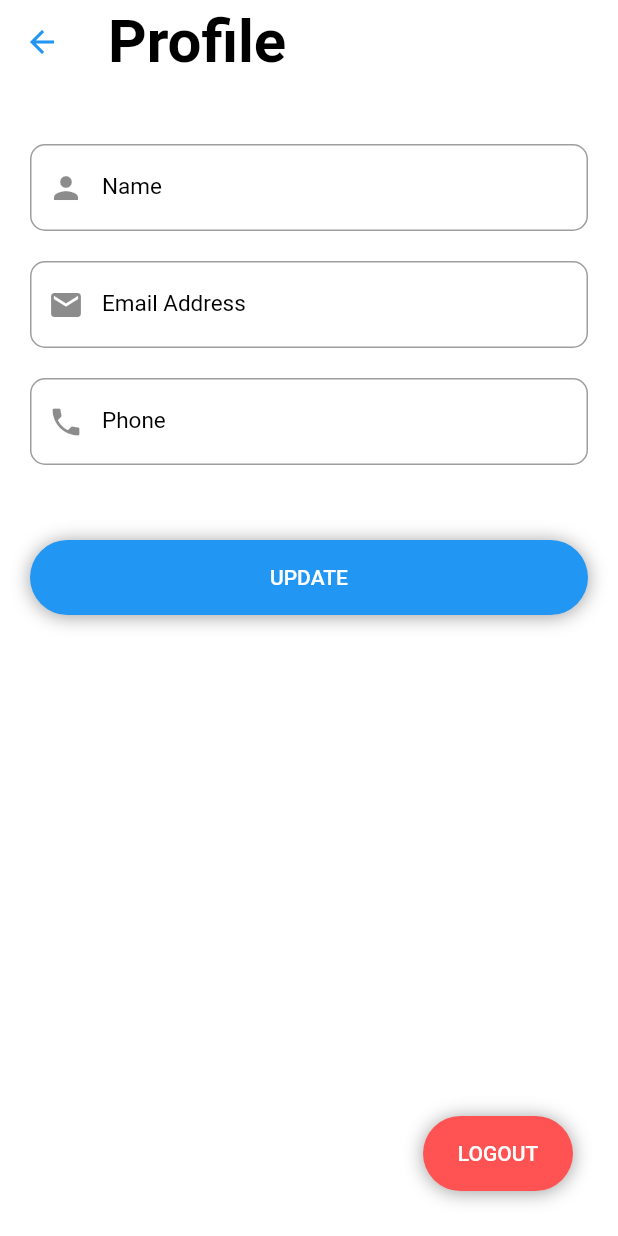
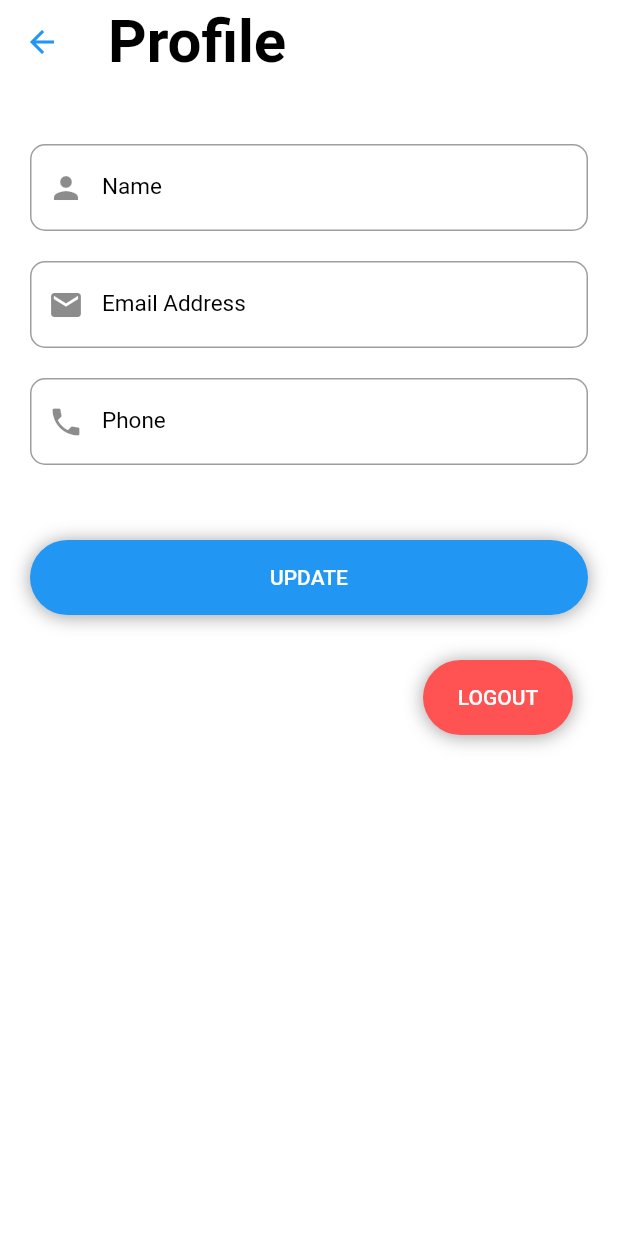
Before and after one commit to usseif97/SOUQ, a Flutter app: the ProfileScreen screen opened directly, on a phone screen of 412 x 824 dp. Run offline on Flutter 3.47's test engine with Material 2 defaults, Android fonts, the phone set to English and light mode, and no system bars; our stand-ins replace bloc, carousel_slider, dio, flutter_bloc, google_fonts, shared_preferences; accounts and stored records are empty; network calls fail.

Commit message:
all is done

```diff
--- a/lib/layout/home_layout.dart
+++ b/lib/layout/home_layout.dart
@@ -2,12 +2,10 @@ import 'package:flutter/material.dart';
 import 'package:flutter_bloc/flutter_bloc.dart';
 import 'package:google_fonts/google_fonts.dart';
 import 'package:souq/modules/Profile/profile_screen.dart';
-import 'package:souq/modules/authentication/login_screen.dart';
 import 'package:souq/modules/search/search_screen.dart';
 import 'package:souq/shared/components/components.dart';
 import 'package:souq/shared/cubit/home_cubit.dart';
 import 'package:souq/shared/cubit/home_states.dart';
-import 'package:souq/shared/network/local/cache_hlper.dart';
 
 class HomeLayout extends StatelessWidget {
   const HomeLayout({Key? key}) : super(key: key);
--- a/lib/main.dart
+++ b/lib/main.dart
@@ -44,7 +44,6 @@ class MyApp extends StatelessWidget {
     return MultiBlocProvider(
       providers: [
         BlocProvider(
-          // App Theme Provider
           create: (context) => HomeCubit()
             ..getHomeData()
             ..getHomeCategories()
--- a/lib/modules/Profile/profile_screen.dart
+++ b/lib/modules/Profile/profile_screen.dart
@@ -11,10 +11,10 @@ import 'package:souq/shared/styles/colors.dart';
 class ProfileScreen extends StatelessWidget {
   ProfileScreen({Key? key}) : super(key: key);
 
-  var formKey = GlobalKey<FormState>();
-  var nameController = TextEditingController();
-  var emailController = TextEditingController();
-  var phoneController = TextEditingController();
+  final formKey = GlobalKey<FormState>();
+  final nameController = TextEditingController();
+  final emailController = TextEditingController();
+  final phoneController = TextEditingController();
 
   @override
   Widget build(BuildContext context) {
@@ -41,7 +41,8 @@ class ProfileScreen extends StatelessWidget {
             ),
           ),
           body: HomeCubit.get(context).userModel != null
-              ? Padding(
+              ? SingleChildScrollView(
+                  child: Padding(
                     padding: const EdgeInsets.all(20.0),
                     child: Form(
                       key: formKey,
@@ -116,7 +117,7 @@ class ProfileScreen extends StatelessWidget {
                             text: 'update',
                             radius: 30.0,
                           ),
-                        Spacer(),
+                          SizedBox(height: 20),
                           Row(
                             mainAxisAlignment: MainAxisAlignment.end,
                             children: [
@@ -126,7 +127,8 @@ class ProfileScreen extends StatelessWidget {
                                   function: () {
                                     CacheHelper.removeData(key: 'token')
                                         .then((value) {
-                                    navigateToAndFinish(context, LoginScreen());
+                                      navigateToAndFinish(
+                                          context, LoginScreen());
                                     });
                                   },
                                   width: 100.0,
@@ -140,6 +142,7 @@ class ProfileScreen extends StatelessWidget {
                         ],
                       ),
                     ),
+                  ),
                 )
               : Center(child: CircularProgressIndicator()),
         );
--- a/lib/modules/authentication/login_screen.dart
+++ b/lib/modules/authentication/login_screen.dart
@@ -12,7 +12,7 @@ import 'package:souq/shared/network/local/cache_hlper.dart';
 class LoginScreen extends StatelessWidget {
   LoginScreen({Key? key}) : super(key: key);
 
-  var formKey = GlobalKey<FormState>();
+  final formKey = GlobalKey<FormState>();
 
   @override
   Widget build(BuildContext context) {
--- a/lib/shared/cubit/home_cubit.dart
+++ b/lib/shared/cubit/home_cubit.dart
@@ -161,6 +161,7 @@ class HomeCubit extends Cubit<HomeStates> {
     });
   }
 
+  // Handling Update Profile API
   void updateUserData({
     required String name,
     required String email,
--- a/lib/shared/cubit/home_states.dart
+++ b/lib/shared/cubit/home_states.dart
@@ -1,5 +1,3 @@
-import 'package:souq/models/login_model.dart';
-
 abstract class HomeStates {}
 
 class HomeIntialState extends HomeStates {}
--- a/lib/shared/cubit/search_cubit.dart
+++ b/lib/shared/cubit/search_cubit.dart
@@ -2,7 +2,6 @@ import 'package:bloc/bloc.dart';
 import 'package:flutter_bloc/flutter_bloc.dart';
 import 'package:souq/models/search_model.dart';
 import 'package:souq/shared/components/constants.dart';
-import 'package:souq/shared/cubit/home_states.dart';
 import 'package:souq/shared/cubit/search_states.dart';
 import 'package:souq/shared/network/end_points.dart';
 import 'package:souq/shared/network/remote/dio_helper.dart';
```
Also changed, not shown: lib/modules/authentication/register_screen.dart (+5 -5 lines), lib/modules/details/details_screen.dart (added, +81 -0 lines), lib/modules/onBoarding/onboarding_screen.dart (+6 -6 lines), lib/modules/search/search_screen.dart (+6 -6 lines), lib/shared/components/components.dart (+5 -5 lines), accounts/10.png (added), accounts/11.png (added). Lines whose indentation alone changed are shown as unchanged.
